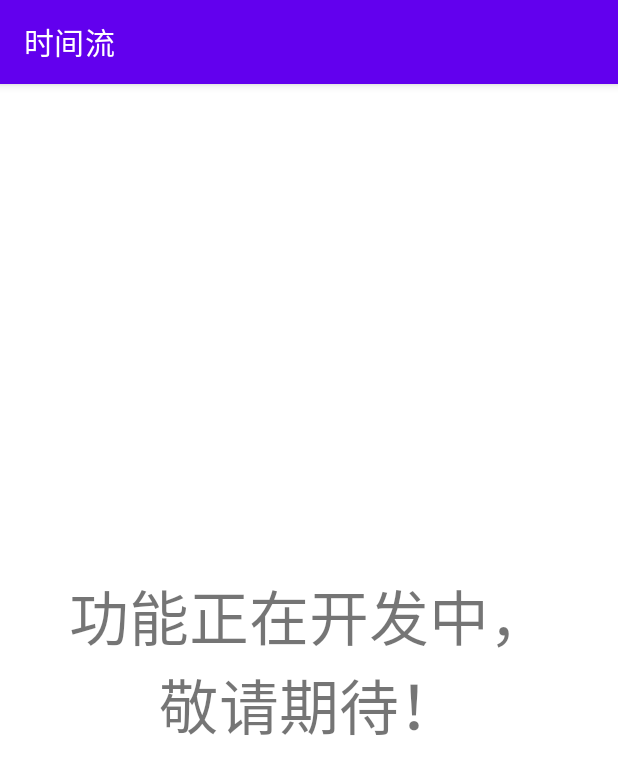
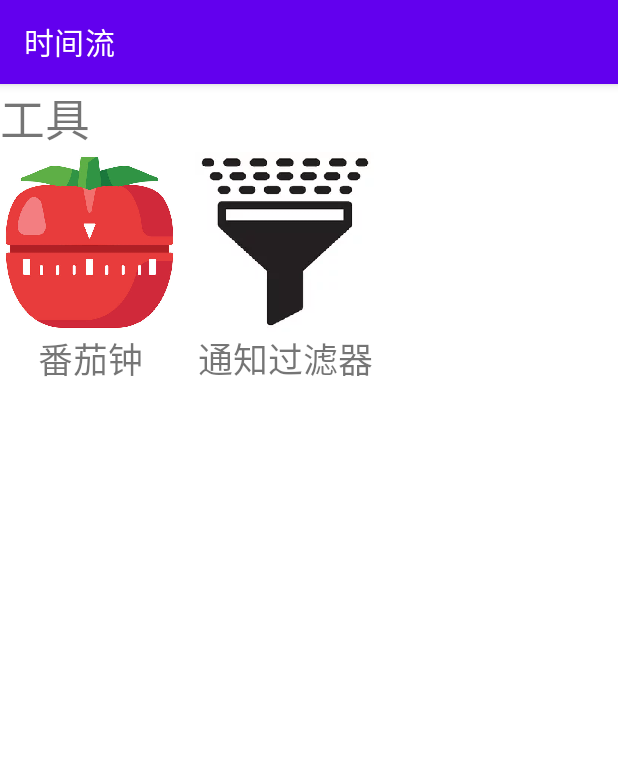
Before and after one commit to LuoHaomin/TimeManager, an Android app: the fragment ToolFragment shown on its own in the app's theme, on a phone screen of 412 x 824 dp. Shown: the top 774 px of the screen. Run offline under Robolectric (Android 15) with nearby library versions, the phone set to English and light mode, and no system bars.

Commit message:
commit by Luo

```diff
--- a/app/src/main/java/com/example/timemanager/fragment/PlanFragment.java
+++ b/app/src/main/java/com/example/timemanager/fragment/PlanFragment.java
@@ -80,9 +80,7 @@ public class PlanFragment extends Fragment {
             AlertDialog.Builder builder = new AlertDialog.Builder(getActivity());
             builder.setTitle("<开发中>");
             builder.setMessage("这个软件计划支持同步课表、二课项目、运动场馆等信息，敬请期待！");
-            builder.setPositiveButton("我知道了", (dialogInterface, i) -> {
-
-            });
+            builder.setPositiveButton(R.string.IKnow, (dialogInterface, i) -> {});
             AlertDialog alertDialog=builder.create();
             alertDialog.show();
         });
--- a/app/src/main/java/com/example/timemanager/fragment/ToolFragment.java
+++ b/app/src/main/java/com/example/timemanager/fragment/ToolFragment.java
@@ -1,5 +1,7 @@
 package com.example.timemanager.fragment;
 
+import android.app.AlertDialog;
+import android.app.Dialog;
 import android.os.Bundle;
 
 import androidx.fragment.app.Fragment;
@@ -8,43 +10,26 @@ import android.view.LayoutInflater;
 import android.view.View;
 import android.view.ViewGroup;
 import android.widget.Button;
+import android.widget.ImageButton;
 
 import com.example.timemanager.R;
 
-/**
- * A simple {@link Fragment} subclass.
- * Use the {@link ToolFragment#newInstance} factory method to
- * create an instance of this fragment.
- */
+
 public class ToolFragment extends Fragment {
 
-    // TODO: Rename parameter arguments, choose names that match
-    // the fragment initialization parameters, e.g. ARG_ITEM_NUMBER
-    private static final String ARG_PARAM1 = "param1";
-    private static final String ARG_PARAM2 = "param2";
 
-    // TODO: Rename and change types of parameters
-    private String mParam1;
-    private String mParam2;
+
+
 
     public ToolFragment() {
         // Required empty public constructor
     }
 
-    /**
-     * Use this factory method to create a new instance of
-     * this fragment using the provided parameters.
-     *
-     * @param param1 Parameter 1.
-     * @param param2 Parameter 2.
-     * @return A new instance of fragment ToolFragment.
-     */
-    // TODO: Rename and change types and number of parameters
-    public static ToolFragment newInstance(String param1, String param2) {
+
+    public static ToolFragment newInstance() {
         ToolFragment fragment = new ToolFragment();
         Bundle args = new Bundle();
-        args.putString(ARG_PARAM1, param1);
-        args.putString(ARG_PARAM2, param2);
+
         fragment.setArguments(args);
         return fragment;
     }
@@ -52,17 +37,33 @@ public class ToolFragment extends Fragment {
     @Override
     public void onCreate(Bundle savedInstanceState) {
         super.onCreate(savedInstanceState);
-        if (getArguments() != null) {
-            mParam1 = getArguments().getString(ARG_PARAM1);
-            mParam2 = getArguments().getString(ARG_PARAM2);
-        }
+
     }
 
     @Override
     public View onCreateView(LayoutInflater inflater, ViewGroup container,
                              Bundle savedInstanceState) {
         // Inflate the layout for this fragment
-        return inflater.inflate(R.layout.fragment_tool, container, false);
-
+        View view = inflater.inflate(R.layout.fragment_tool, container, false);
+        ImageButton tomato=view.findViewById(R.id.tomato_clock);
+        tomato.setOnClickListener(view1 -> {
+            AlertDialog dialog=new AlertDialog.Builder(getActivity())
+                    .setTitle("<开发中>")
+                    .setMessage("基于番茄工作法。\n" +
+                            "给任务设定一个执行时间，专注任务，直到时间结束。")
+                    .setPositiveButton(R.string.IKnow,(dialogInterface, i) -> {})
+                    .create();
+            dialog.show();
+        });
+        ImageButton filter = view.findViewById(R.id.filter);
+        filter.setOnClickListener(view1 -> {
+            AlertDialog dialog=new AlertDialog.Builder(getActivity())
+                    .setTitle("<开发中>")
+                    .setMessage("管理你收到的消息，将对你来说重要的消息过滤出来，减少打扰。")
+                    .setPositiveButton(R.string.IKnow,(dialogInterface, i) -> {})
+                    .create();
+            dialog.show();
+        });
+        return view;
     }
 }
--- a/app/src/main/res/layout/activity_create_plan.xml
+++ b/app/src/main/res/layout/activity_create_plan.xml
@@ -116,7 +116,7 @@
                 android:layout_width="wrap_content"
                 android:layout_height="wrap_content"
 
-                android:text="子计划"
+                android:text="@string/breakdown"
                 android:textSize="20sp"
                 app:layout_constraintLeft_toLeftOf="parent"
                 app:layout_constraintTop_toBottomOf="@id/btn_end_time" />
@@ -139,7 +139,7 @@
                 android:id="@+id/schedule_hint"
                 android:layout_width="wrap_content"
                 android:layout_height="wrap_content"
-                android:text="日程安排"
+                android:text="@string/schedule"
                 android:textSize="20sp"
                 app:layout_constraintLeft_toLeftOf="parent"
                 app:layout_constraintTop_toBottomOf="@id/breakdown_list" />
--- a/app/src/main/res/layout/create_breakdonw.xml
+++ b/app/src/main/res/layout/create_breakdonw.xml
@@ -7,7 +7,7 @@
     <TextView
         android:layout_width="wrap_content"
         android:layout_height="wrap_content"
-        android:text="子计划"
+        android:text="@string/breakdown"
         android:textSize="27sp"
         android:id="@+id/d0"
         app:layout_constraintTop_toTopOf="parent"
--- a/app/src/main/res/layout/create_schedule.xml
+++ b/app/src/main/res/layout/create_schedule.xml
@@ -51,8 +51,7 @@
             android:layout_width="0dp"
             android:layout_weight="1"
             android:layout_height="wrap_content"
-            android:text="单次"
-            />
+            android:text="单次" />
         <RadioButton
             android:layout_width="0dp"
             android:layout_weight="1"
--- a/app/src/main/res/layout/fragment_tool.xml
+++ b/app/src/main/res/layout/fragment_tool.xml
@@ -1,16 +1,57 @@
 <?xml version="1.0" encoding="utf-8"?>
-<FrameLayout xmlns:android="http://schemas.android.com/apk/res/android"
+<androidx.constraintlayout.widget.ConstraintLayout xmlns:android="http://schemas.android.com/apk/res/android"
+    xmlns:app="http://schemas.android.com/apk/res-auto"
     xmlns:tools="http://schemas.android.com/tools"
     android:layout_width="match_parent"
     android:layout_height="match_parent"
     tools:context=".fragment.ToolFragment">
 
-    <!-- TODO: Update blank fragment layout -->
     <TextView
         android:layout_width="match_parent"
-        android:layout_height="match_parent"
+        android:layout_height="wrap_content"
+        android:id="@+id/hint"
+        app:layout_constraintTop_toTopOf="parent"
+        app:layout_constraintLeft_toLeftOf="parent"
+        android:textSize="30sp"
+        android:text="@string/tool"
+        />
+    <ImageButton
+        android:layout_width="120dp"
+        android:layout_height="120dp"
+        android:id="@+id/tomato_clock"
+        app:layout_constraintTop_toBottomOf="@id/hint"
+        app:layout_constraintLeft_toLeftOf="parent"
+        android:scaleType="fitCenter"
+        android:background="@drawable/tomato_clock"
+        />
+    <ImageButton
+        android:layout_width="120dp"
+        android:layout_height="120dp"
+        android:id="@+id/filter"
+        app:layout_constraintTop_toBottomOf="@id/hint"
+        android:layout_marginLeft="10dp"
+        app:layout_constraintLeft_toRightOf="@id/tomato_clock"
+        android:scaleType="fitCenter"
+        android:background="@drawable/data_filter"
+        />
+    <TextView
+        android:layout_width="120dp"
+        android:layout_height="wrap_content"
         android:gravity="center"
-        android:textSize="40sp"
-        android:text="功能正在开发中，\n敬请期待！" />
+        android:textSize="23sp"
+        android:text="@string/tomato_clock"
+        app:layout_constraintTop_toBottomOf="@id/tomato_clock"
+        app:layout_constraintLeft_toLeftOf="parent"/>
+    <TextView
+        android:layout_width="120dp"
+        android:layout_height="wrap_content"
+        android:gravity="center"
+        android:textSize="23sp"
+        android:text="@string/filter"
+        app:layout_constraintTop_toBottomOf="@id/filter"
+        android:layout_marginLeft="10dp"
+        app:layout_constraintLeft_toRightOf="@id/tomato_clock"
+        />
 
-</FrameLayout>
+
+</androidx.constraintlayout.widget.ConstraintLayout>
--- a/app/src/main/res/layout/plan_list_item.xml
+++ b/app/src/main/res/layout/plan_list_item.xml
@@ -17,7 +17,7 @@
         android:layout_width="wrap_content"
         android:layout_height="wrap_content"
 
-        android:text="子计划"
+        android:text="@string/breakdown"
         android:id="@+id/t1"
         app:layout_constraintTop_toBottomOf="@id/t0"
         app:layout_constraintLeft_toLeftOf="parent"/>
--- a/app/src/main/res/values/strings.xml
+++ b/app/src/main/res/values/strings.xml
@@ -1,5 +1,10 @@
 <resources>
     <string name="app_name">时间流</string>
     <string name="sart_text">机会无限，\n但时间不是</string>
-
+    <string name="tool">工具</string>
+    <string name="breakdown">DDL</string>
+    <string name="schedule">日程安排</string>
+    <string name="tomato_clock">番茄钟</string>
+    <string name="filter">通知过滤器</string>
+    <string name="IKnow">我知道了</string>
 </resources>
```
Also changed, not shown: app/src/main/java/com/example/timemanager/CreatePlanActivity.java (+38 -9 lines), app/src/main/java/com/example/timemanager/adapter/PlanAdapter.java (+8 -3 lines), app/src/main/java/com/example/timemanager/adapter/ScheduleAdapter.java (+25 -3 lines), app/src/main/java/com/example/timemanager/database/DailySchedule.java (+25 -5 lines), app/src/main/res/layout/breakdown_in_plan.xml (+9 -7 lines), app/src/main/res/layout/schedule_in_plan.xml (added, +23 -0 lines), app/src/main/res/drawable/data_filter.png (added), app/src/main/res/drawable/tomato_clock.png (added).
